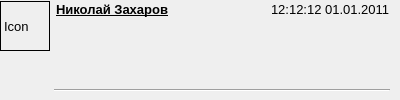
Above: ui/dialogFrom.ui from GoCodingIcreated/VKMessenger before the change. Below: the same form after it.
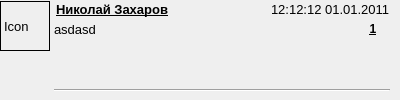
That is the form after the change.

Commit message: v.0.1.3 Fixed: size of bodyLabel in MessageWidget (was too short) Added: number of unread message for every dialog (only for message from other users) Added: background changing of dialog when it has unread message (from myuser or other users) Added: background changing of bodyLabel in MessageWidget when the message is unread

Patch:
```diff
--- a/ui/dialogFrom.ui
+++ b/ui/dialogFrom.ui
@@ -31,6 +31,12 @@
   <property name="windowTitle">
    <string>Form</string>
   </property>
+  <property name="autoFillBackground">
+   <bool>true</bool>
+  </property>
+  <property name="styleSheet">
+   <string notr="true"/>
+  </property>
   <layout class="QHBoxLayout" name="horizontalLayout_2">
    <property name="spacing">
     <number>0</number>
@@ -227,7 +233,7 @@
          <item>
           <widget class="QLabel" name="bodyLabel">
            <property name="sizePolicy">
-            <sizepolicy hsizetype="Maximum" vsizetype="Expanding">
+            <sizepolicy hsizetype="Expanding" vsizetype="Expanding">
              <horstretch>0</horstretch>
              <verstretch>0</verstretch>
             </sizepolicy>
@@ -240,7 +246,7 @@
            </property>
            <property name="maximumSize">
             <size>
-             <width>326</width>
+             <width>500</width>
              <height>62</height>
             </size>
            </property>
@@ -249,6 +255,12 @@
              <pointsize>10</pointsize>
             </font>
            </property>
+           <property name="autoFillBackground">
+            <bool>true</bool>
+           </property>
+           <property name="styleSheet">
+            <string notr="true"/>
+           </property>
            <property name="inputMethodHints">
             <set>Qt::ImhMultiLine</set>
            </property>
@@ -256,7 +268,7 @@
             <enum>QFrame::NoFrame</enum>
            </property>
            <property name="text">
-            <string/>
+            <string>asdasd</string>
            </property>
            <property name="textFormat">
             <enum>Qt::AutoText</enum>
@@ -278,6 +290,48 @@
            </property>
           </widget>
          </item>
+         <item>
+          <widget class="QLabel" name="unreadLabel">
+           <property name="minimumSize">
+            <size>
+             <width>34</width>
+             <height>0</height>
+            </size>
+           </property>
+           <property name="maximumSize">
+            <size>
+             <width>100</width>
+             <height>16777215</height>
+            </size>
+           </property>
+           <property name="font">
+            <font>
+             <weight>75</weight>
+             <italic>false</italic>
+             <bold>true</bold>
+             <underline>true</underline>
+             <strikeout>false</strikeout>
+             <stylestrategy>PreferDefault</stylestrategy>
+             <kerning>true</kerning>
+            </font>
+           </property>
+           <property name="frameShape">
+            <enum>QFrame::NoFrame</enum>
+           </property>
+           <property name="frameShadow">
+            <enum>QFrame::Raised</enum>
+           </property>
+           <property name="text">
+            <string>1</string>
+           </property>
+           <property name="alignment">
+            <set>Qt::AlignHCenter|Qt::AlignTop</set>
+           </property>
+           <property name="margin">
+            <number>5</number>
+           </property>
+          </widget>
+         </item>
         </layout>
        </item>
        <item>
```
The commit also changes 2 other files.
